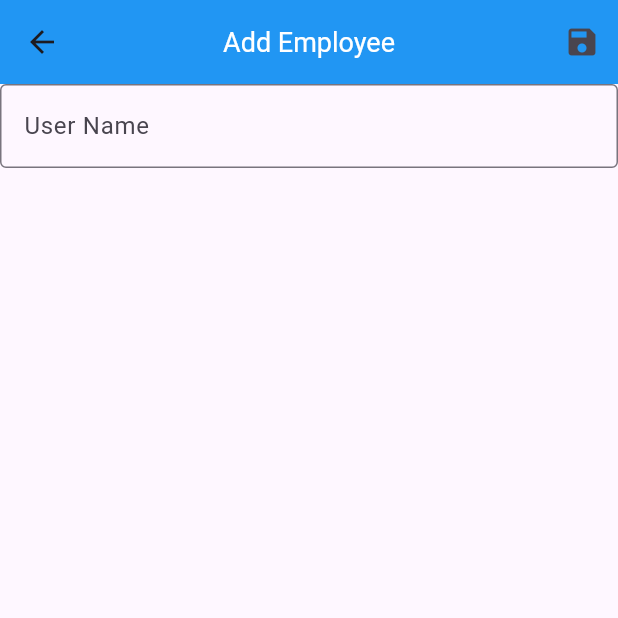
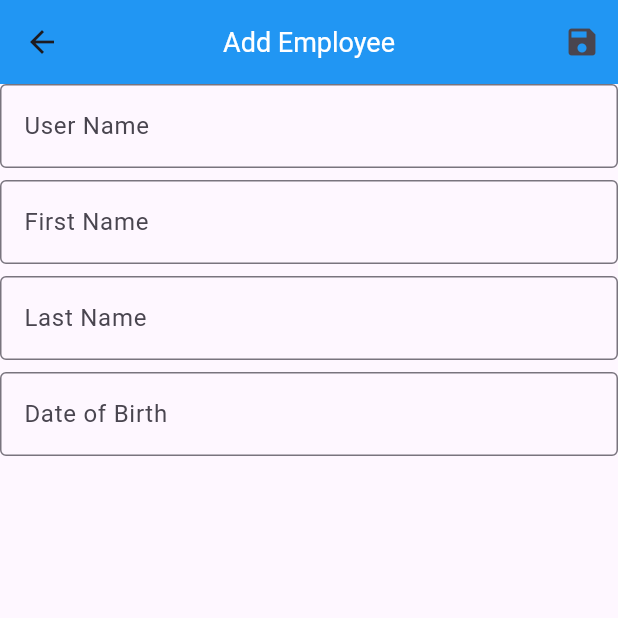
Before and after one commit to martynfigueiredo/employee_book, a Flutter app: the AddEmployeeScreen screen opened by its route, on a phone screen of 412 x 824 dp, the top half of it. Run offline on Flutter 3.47's test engine with Material 2 defaults, Android fonts, the phone set to English and light mode, and no system bars.

Commit message:
Extract TextFormField Widget

```diff
--- a/lib/screen/add_employee_screen.dart
+++ b/lib/screen/add_employee_screen.dart
@@ -1,4 +1,5 @@
 import 'package:flutter/material.dart';
+import '../widget/custom_text_form_field.dart';
 
 class AddEmployeeScreen extends StatefulWidget {
   const AddEmployeeScreen({Key? key}) : super(key: key);
@@ -8,7 +9,10 @@ class AddEmployeeScreen extends StatefulWidget {
 }
 
 class _AddEmployeeScreenState extends State<AddEmployeeScreen> {
-  final TextEditingController _controller = TextEditingController();
+  final TextEditingController _userNameController = TextEditingController();
+  final TextEditingController _firstNameController = TextEditingController();
+  final TextEditingController _lastNameController = TextEditingController();
+  final TextEditingController _dateOfBirthController = TextEditingController();
 
   @override
   Widget build(BuildContext context) {
@@ -27,19 +31,14 @@ class _AddEmployeeScreenState extends State<AddEmployeeScreen> {
       ),
       body: Column(
         children: [
-          TextFormField(
-            controller: _controller,
-            keyboardType: TextInputType.name,
-            decoration: const InputDecoration(
-              border: OutlineInputBorder(),
-              label: Text("User Name")
-            ),
-            validator: (value){
-              if (value == null || value.isEmpty){
-                return "User name cannot be empty!";
-              }
-            },
-          )
+          CustomTextFormField(controller: _userNameController, txtLable: "User Name",),
+          const SizedBox(height: 8.0,),
+          CustomTextFormField(controller: _firstNameController, txtLable: "First Name",),
+          const SizedBox(height: 8.0,),
+          CustomTextFormField(controller: _lastNameController, txtLable: "Last Name",),
+          const SizedBox(height: 8.0,),
+          CustomTextFormField(controller: _dateOfBirthController, txtLable: "Date of Birth",),
+          const SizedBox(height: 8.0,),
         ],
       ),
     );
--- /dev/null
+++ b/lib/widget/custom_text_form_field.dart
@@ -0,0 +1,30 @@
+import 'package:flutter/material.dart';
+
+class CustomTextFormField extends StatelessWidget {
+  const CustomTextFormField({
+    Key? key,
+    required TextEditingController controller,
+    required String txtLable
+  }) : _controller = controller, _txtLable = txtLable, super(key: key);
+
+  final TextEditingController _controller;
+  final String _txtLable;
+
+  @override
+  Widget build(BuildContext context) {
+    return TextFormField(
+      controller: _controller,
+      keyboardType: TextInputType.name,
+      decoration: InputDecoration(
+          border: const OutlineInputBorder(),
+          label: Text(_txtLable)
+      ),
+      validator: (value){
+        if (value == null || value.isEmpty){
+          return "$_txtLable cannot be empty!";
+        }
+        return null;
+      },
+    );
+  }
+}
```
